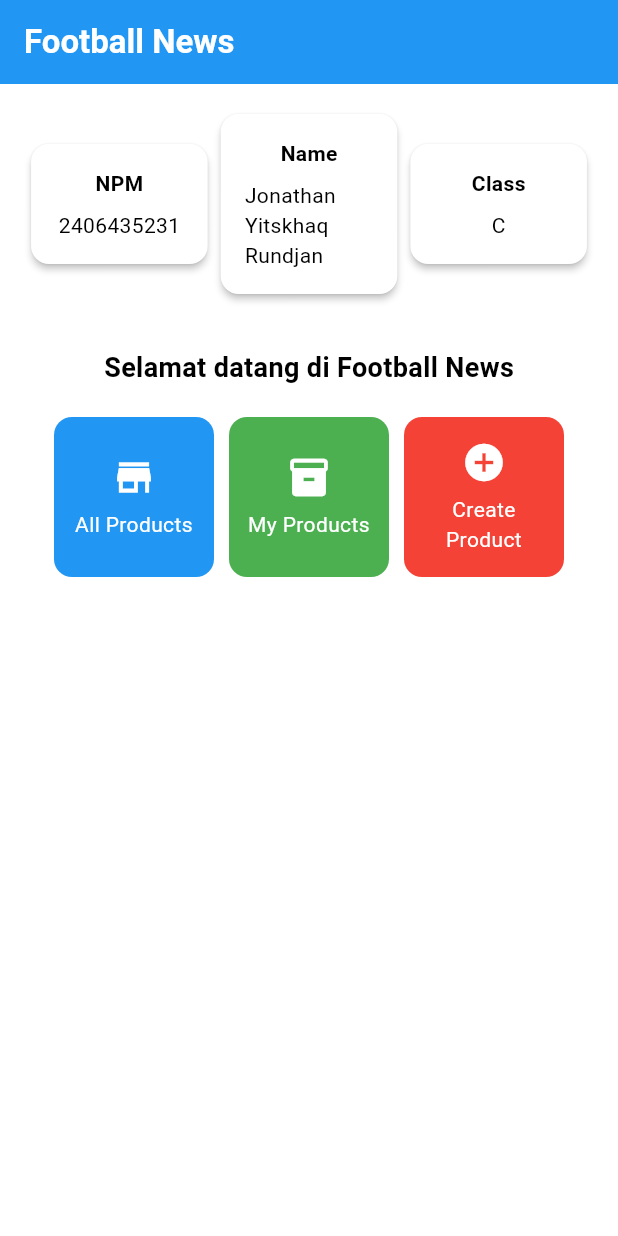
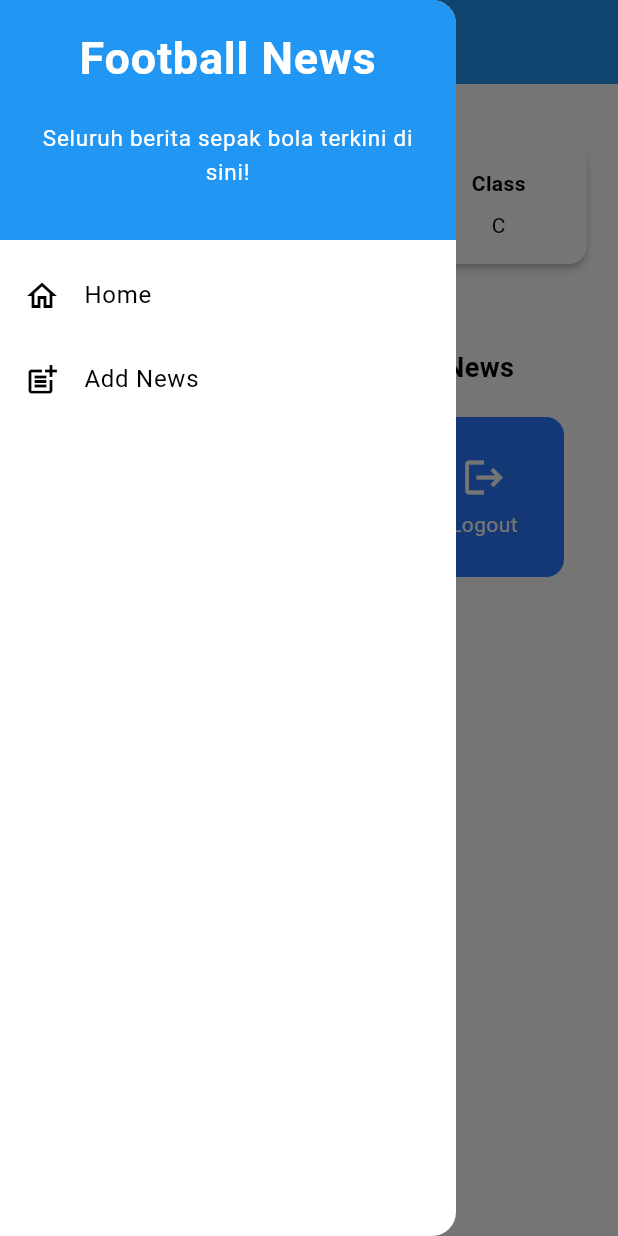
Before and after one commit to jonathanrundjan709/football-news-mobile, a Flutter app: the screen it shows after launch, with the side drawer open (before the commit the screen has no drawer), on a phone screen of 412 x 824 dp. Run offline on Flutter 3.47's test engine with Material 3 defaults, Android fonts, the phone set to English and light mode, and no system bars.

Commit message:
Tutorial 7

```diff
--- a/lib/main.dart
+++ b/lib/main.dart
@@ -1,5 +1,5 @@
 import 'package:flutter/material.dart';
-import 'package:football_news/menu.dart';
+import 'package:football_news/screens/menu.dart';
 
 void main() {
   runApp(const MyApp());
--- a/lib/menu.dart
+++ b/lib/screens/menu.dart
@@ -1,36 +1,22 @@
 import 'package:flutter/material.dart';
+import 'package:football_news/widgets/left_drawer.dart';
+import 'package:football_news/widgets/news_card.dart';
 
 class MyHomePage extends StatelessWidget {
-  MyHomePage({super.key}); // constructor sesuai instruksi
+  MyHomePage({super.key});
 
-  final String nama = "Jonathan Yitskhaq Rundjan"; // nama
-  final String npm = "2406435231"; // npm
-  final String kelas = "C"; // kelas
+  final String nama = "Jonathan Yitskhaq Rundjan"; //nama
+  final String npm = "2406435231"; //npm
+  final String kelas = "C"; //kelas
 
   final List<ItemHomepage> items = [
-  ItemHomepage(
-    "All Products",
-    Icons.store,
-    color: Colors.blue,
-    snackMessage: "Kamu telah menekan tombol All Products",
-  ),
-  ItemHomepage(
-    "My Products",
-    Icons.inventory_2,
-    color: Colors.green,
-    snackMessage: "Kamu telah menekan tombol My Products",
-  ),
-  ItemHomepage(
-    "Create Product",
-    Icons.add_circle,
-    color: Colors.red,
-    snackMessage: "Kamu telah menekan tombol Create Product",
-  ),
-];
-
+    ItemHomepage("See Football News", Icons.newspaper),
+    ItemHomepage("Add News", Icons.add),
+    ItemHomepage("Logout", Icons.logout),
+  ];
 
   @override
-    Widget build(BuildContext context) {
+  Widget build(BuildContext context) {
     // Scaffold menyediakan struktur dasar halaman dengan AppBar dan body.
     return Scaffold(
       // AppBar adalah bagian atas halaman yang menampilkan judul.
@@ -38,14 +24,12 @@ class MyHomePage extends StatelessWidget {
         // Judul aplikasi "Football News" dengan teks putih dan tebal.
         title: const Text(
           'Football News',
-          style: TextStyle(
-            color: Colors.white,
-            fontWeight: FontWeight.bold,
-          ),
+          style: TextStyle(color: Colors.white, fontWeight: FontWeight.bold),
         ),
         // Warna latar belakang AppBar diambil dari skema warna tema aplikasi.
         backgroundColor: Theme.of(context).colorScheme.primary,
       ),
+      drawer: const LeftDrawer(),
       // Body halaman dengan padding di sekelilingnya.
       body: Padding(
         padding: const EdgeInsets.all(16.0),
@@ -70,7 +54,6 @@ class MyHomePage extends StatelessWidget {
             Center(
               child: Column(
                 // Menyusun teks dan grid item secara vertikal.
-
                 children: [
                   // Menampilkan teks sambutan dengan gaya tebal dan ukuran 18.
                   const Padding(
@@ -95,9 +78,10 @@ class MyHomePage extends StatelessWidget {
                     shrinkWrap: true,
 
                     // Menampilkan ItemCard untuk setiap item dalam list items.
-                    children: items.map((ItemHomepage item) {
-                      return ItemCard(item);
-                    }).toList(),
+                    children:
+                        items.map((ItemHomepage item) {
+                          return ItemCard(item);
+                        }).toList(),
                   ),
                 ],
               ),
@@ -112,8 +96,8 @@ class MyHomePage extends StatelessWidget {
 class InfoCard extends StatelessWidget {
   // Kartu informasi yang menampilkan title dan content.
 
-  final String title;  // Judul kartu.
-  final String content;  // Isi kartu.
+  final String title; // Judul kartu.
+  final String content; // Isi kartu.
 
   const InfoCard({super.key, required this.title, required this.content});
 
@@ -124,15 +108,14 @@ class InfoCard extends StatelessWidget {
       elevation: 2.0,
       child: Container(
         // Mengatur ukuran dan jarak di dalam kartu.
-        width: MediaQuery.of(context).size.width / 3.5, // menyesuaikan dengan lebar device yang digunakan.
+        width:
+            MediaQuery.of(context).size.width /
+            3.5, // menyesuaikan dengan lebar device yang digunakan.
         padding: const EdgeInsets.all(16.0),
         // Menyusun title dan content secara vertikal.
         child: Column(
           children: [
-            Text(
-              title,
-              style: const TextStyle(fontWeight: FontWeight.bold),
-            ),
+            Text(title, style: const TextStyle(fontWeight: FontWeight.bold)),
             const SizedBox(height: 8.0),
             Text(content),
           ],
@@ -145,69 +128,6 @@ class InfoCard extends StatelessWidget {
 class ItemHomepage {
   final String name;
   final IconData icon;
-  final Color color;
-  final String snackMessage;
 
-  ItemHomepage(
-    this.name,
-    this.icon, {
-    required this.color,
-    required this.snackMessage,
-  });
+  ItemHomepage(this.name, this.icon);
 }
-
-
-class ItemCard extends StatelessWidget {
-  // Menampilkan kartu dengan ikon dan nama.
-
-  final ItemHomepage item;
-
-  const ItemCard(this.item, {super.key});
-
-  @override
-  Widget build(BuildContext context) {
-    return Material(
-      // Menentukan warna latar belakang dari tema aplikasi.
-      color: item.color,
-      // Membuat sudut kartu melengkung.
-      borderRadius: BorderRadius.circular(12),
-
-      child: InkWell(
-        // Aksi ketika kartu ditekan.
-        onTap: () {
-          // Menampilkan pesan SnackBar saat kartu ditekan.
-          ScaffoldMessenger.of(context)
-            ..hideCurrentSnackBar()
-            ..showSnackBar(
-              SnackBar(content: Text(item.snackMessage))
-
-            );
-        },
-        // Container untuk menyimpan Icon dan Text
-        child: Container(
-          padding: const EdgeInsets.all(8),
-          child: Center(
-            child: Column(
-              // Menyusun ikon dan teks di tengah kartu.
-              mainAxisAlignment: MainAxisAlignment.center,
-              children: [
-                Icon(
-                  item.icon,
-                  color: Colors.white,
-                  size: 30.0,
-                ),
-                const Padding(padding: EdgeInsets.all(3)),
-                Text(
-                  item.name,
-                  textAlign: TextAlign.center,
-                  style: const TextStyle(color: Colors.white),
-                ),
-              ],
-            ),
-          ),
-        ),
-      ),
-    );
-  }
-
-}
--- /dev/null
+++ b/lib/widgets/left_drawer.dart
@@ -0,0 +1,79 @@
+import 'package:flutter/material.dart';
+import 'package:football_news/screens/menu.dart';
+import 'package:football_news/screens/newslist_form.dart';
+
+
+
+class LeftDrawer extends StatelessWidget {
+  const LeftDrawer({super.key});
+
+  @override
+  Widget build(BuildContext context) {
+    return Drawer(
+      child: ListView(
+        children: [
+          const DrawerHeader(
+            decoration: BoxDecoration(
+              color: Colors.blue,
+            ),
+            child: Column(
+              children: [
+                Text(
+                  'Football News',
+                  textAlign: TextAlign.center,
+                  style: TextStyle(
+                    fontSize: 30,
+                    fontWeight: FontWeight.bold,
+                    color: Colors.white,
+                  ),
+                ),
+                Padding(padding: EdgeInsets.all(10)),
+                Text(
+                  "Seluruh berita sepak bola terkini di sini!",
+                  textAlign: TextAlign.center,
+                  style: TextStyle(
+                    fontSize: 15,
+                    color: Colors.white,
+                    fontWeight: FontWeight.normal,
+                  ),
+                ),
+              ],
+            ),
+          ),
+
+          ListTile(
+            leading: const Icon(Icons.home_outlined),
+            title: const Text('Home'),
+            // Bagian redirection ke MyHomePage
+            onTap: () {
+              Navigator.pushReplacement(
+                  context,
+                  MaterialPageRoute(
+                    builder: (context) => MyHomePage(),
+                  ));
+            },
+          ),
+          ListTile(
+            leading: const Icon(Icons.post_add),
+            title: const Text('Add News'),
+            // Bagian redirection ke NewsFormPage
+            onTap: () {
+              Navigator.pushReplacement(
+                  context,
+                  MaterialPageRoute(builder: (context) => NewsFormPage()),
+              );
+              ScaffoldMessenger.of(context)
+                ..hideCurrentSnackBar()
+                ..showSnackBar(
+                  const SnackBar(
+                    content: Text("Kamu telah menekan tombol Add News!"),
+                  ),
+                );
+            },
+          ),
+        ],
+      ),
+    );
+  }
+
+}
--- /dev/null
+++ b/lib/widgets/news_card.dart
@@ -0,0 +1,61 @@
+import 'package:flutter/material.dart';
+import 'package:football_news/screens/menu.dart';
+import 'package:football_news/screens/newslist_form.dart';
+
+class ItemCard extends StatelessWidget {
+  // Menampilkan kartu dengan ikon dan nama.
+
+  final ItemHomepage item;
+
+  const ItemCard(this.item, {super.key});
+
+  @override
+  Widget build(BuildContext context) {
+    return Material(
+      // Menentukan warna latar belakang dari tema aplikasi.
+      color: Theme.of(context).colorScheme.secondary,
+      // Membuat sudut kartu melengkung.
+      borderRadius: BorderRadius.circular(12),
+
+      child: InkWell(
+        // Aksi ketika kartu ditekan.
+        onTap: () {
+          // Menampilkan pesan SnackBar saat kartu ditekan.
+          ScaffoldMessenger.of(context)
+            ..hideCurrentSnackBar()
+            ..showSnackBar(
+              SnackBar(
+                content: Text("Kamu telah menekan tombol ${item.name}!"),
+              ),
+            );
+          // Navigate ke route yang sesuai (tergantung jenis tombol)
+          if (item.name == "Add News") {
+            Navigator.push(
+              context,
+              MaterialPageRoute(builder: (context) => const NewsFormPage()),
+            );
+          }
+        },
+        // Container untuk menyimpan Icon dan Text
+        child: Container(
+          padding: const EdgeInsets.all(8),
+          child: Center(
+            child: Column(
+              // Menyusun ikon dan teks di tengah kartu.
+              mainAxisAlignment: MainAxisAlignment.center,
+              children: [
+                Icon(item.icon, color: Colors.white, size: 30.0),
+                const Padding(padding: EdgeInsets.all(3)),
+                Text(
+                  item.name,
+                  textAlign: TextAlign.center,
+                  style: const TextStyle(color: Colors.white),
+                ),
+              ],
+            ),
+          ),
+        ),
+      ),
+    );
+  }
+}
```
Also changed, not shown: lib/screens/newslist_form.dart (added, +216 -0 lines), 1 other file.
